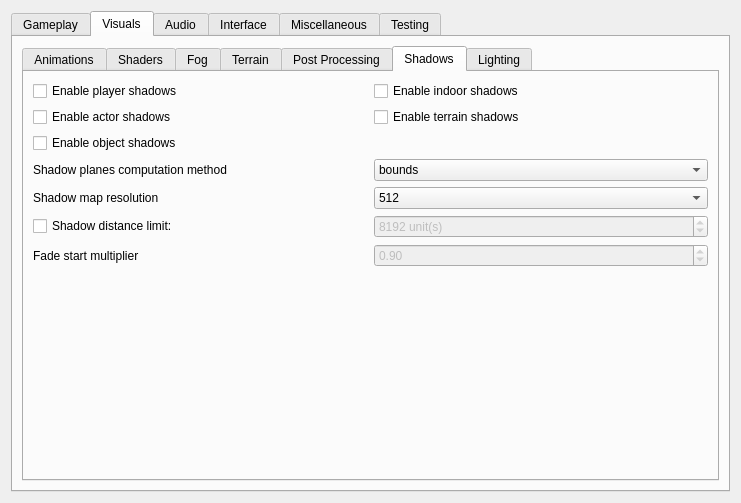
Before: the Qt Designer form apps/launcher/ui/settingspage.ui in sunhawken/openmw, drawn with Qt 5.
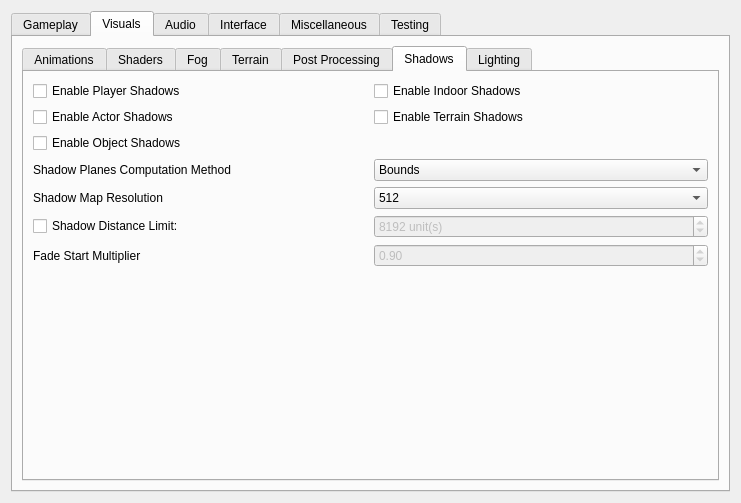
After: the same form once the commit is applied. The open tabs and pages were chosen to show the change.

```diff
--- a/apps/launcher/ui/settingspage.ui
+++ b/apps/launcher/ui/settingspage.ui
@@ -827,7 +827,7 @@
                 <widget class="QComboBox" name="shadowComputeSceneBoundsComboBox">
                  <item>
                   <property name="text">
-                   <string>bounds</string>
+                   <string>Bounds</string>
                   </property>
                  </item>
                  <item>
@@ -848,7 +848,7 @@
                   <string>&lt;html&gt;&lt;head/&gt;&lt;body&gt;&lt;p&gt;Type of &quot;compute scene bounds&quot; computation method to be used. Bounds (default) for good balance between performance and shadow quality, primitives for better looking shadows or none for no computation.&lt;/p&gt;&lt;/body&gt;&lt;/html&gt;</string>
                  </property>
                  <property name="text">
-                  <string>Shadow planes computation method</string>
+                  <string>Shadow Planes Computation Method</string>
                  </property>
                 </widget>
                </item>
@@ -883,7 +883,7 @@
                   <string>&lt;html&gt;&lt;head/&gt;&lt;body&gt;&lt;p&gt;Enable shadows for NPCs and creatures besides the player character. May have a minor performance impact.&lt;/p&gt;&lt;/body&gt;&lt;/html&gt;</string>
                  </property>
                  <property name="text">
-                  <string>Enable actor shadows</string>
+                  <string>Enable Actor Shadows</string>
                  </property>
                 </widget>
                </item>
@@ -917,7 +917,7 @@
                   <string>&lt;html&gt;&lt;head/&gt;&lt;body&gt;&lt;p&gt;The fraction of the limit above at which shadows begin to gradually fade away.&lt;/p&gt;&lt;/body&gt;&lt;/html&gt;</string>
                  </property>
                  <property name="text">
-                  <string>Fade start multiplier</string>
+                  <string>Fade Start Multiplier</string>
                  </property>
                 </widget>
                </item>
@@ -927,7 +927,7 @@
                   <string>&lt;html&gt;&lt;head/&gt;&lt;body&gt;&lt;p&gt;Enable shadows exclusively for the player character. May have a very minor performance impact.&lt;/p&gt;&lt;/body&gt;&lt;/html&gt;</string>
                  </property>
                  <property name="text">
-                  <string>Enable player shadows</string>
+                  <string>Enable Player Shadows</string>
                  </property>
                 </widget>
                </item>
@@ -937,7 +937,7 @@
                   <string>&lt;html&gt;&lt;head/&gt;&lt;body&gt;&lt;p&gt;The resolution of each individual shadow map. Increasing it significantly improves shadow quality but may have a minor performance impact.&lt;/p&gt;&lt;/body&gt;&lt;/html&gt;</string>
                  </property>
                  <property name="text">
-                  <string>Shadow map resolution</string>
+                  <string>Shadow Map Resolution</string>
                  </property>
                 </widget>
                </item>
@@ -947,7 +947,7 @@
                   <string>&lt;html&gt;&lt;head/&gt;&lt;body&gt;&lt;p&gt;The distance from the camera at which shadows completely disappear.&lt;/p&gt;&lt;/body&gt;&lt;/html&gt;</string>
                  </property>
                  <property name="text">
-                  <string>Shadow distance limit:</string>
+                  <string>Shadow Distance Limit:</string>
                  </property>
                 </widget>
                </item>
@@ -957,7 +957,7 @@
                   <string>&lt;html&gt;&lt;head/&gt;&lt;body&gt;&lt;p&gt;Enable shadows for primarily inanimate objects. May have a significant performance impact.&lt;/p&gt;&lt;/body&gt;&lt;/html&gt;</string>
                  </property>
                  <property name="text">
-                  <string>Enable object shadows</string>
+                  <string>Enable Object Shadows</string>
                  </property>
                 </widget>
                </item>
@@ -1002,7 +1002,7 @@
                   <string>&lt;html&gt;&lt;head/&gt;&lt;body&gt;&lt;p&gt;Due to limitations with Morrowind's data, only actors can cast shadows indoors, which some might feel is distracting.&lt;/p&gt;&lt;p&gt;Has no effect if actor/player shadows are not enabled.&lt;/p&gt;&lt;/body&gt;&lt;/html&gt;</string>
                  </property>
                  <property name="text">
-                  <string>Enable indoor shadows</string>
+                  <string>Enable Indoor Shadows</string>
                  </property>
                 </widget>
                </item>
@@ -1012,7 +1012,7 @@
                   <string>&lt;html&gt;&lt;head/&gt;&lt;body&gt;&lt;p&gt;Enable shadows for the terrain including distant terrain. May have a significant performance and shadow quality impact.&lt;/p&gt;&lt;/body&gt;&lt;/html&gt;</string>
                  </property>
                  <property name="text">
-                  <string>Enable terrain shadows</string>
+                  <string>Enable Terrain Shadows</string>
                  </property>
                 </widget>
                </item>
```
Left out of the diff: 244 changed lines with no effect on the pictures.
